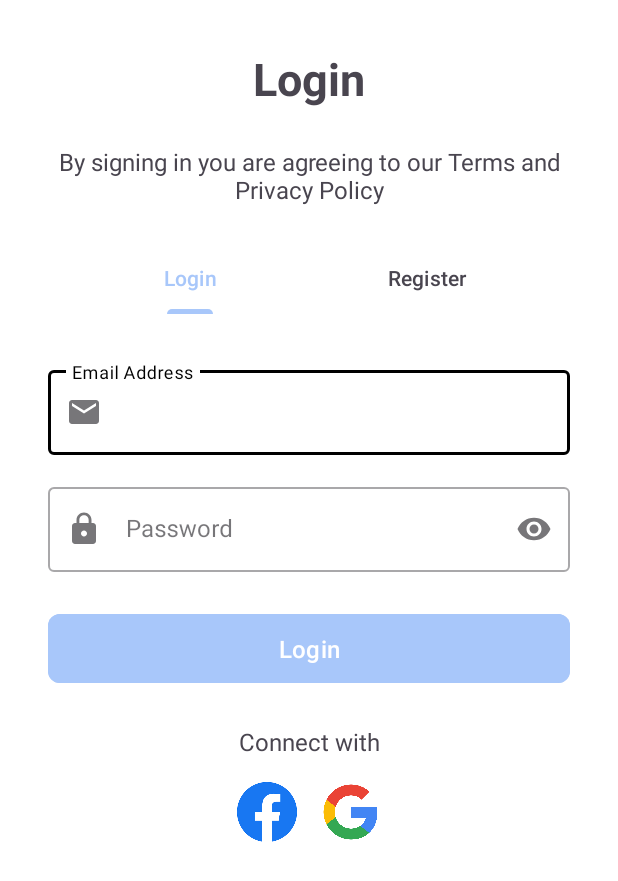
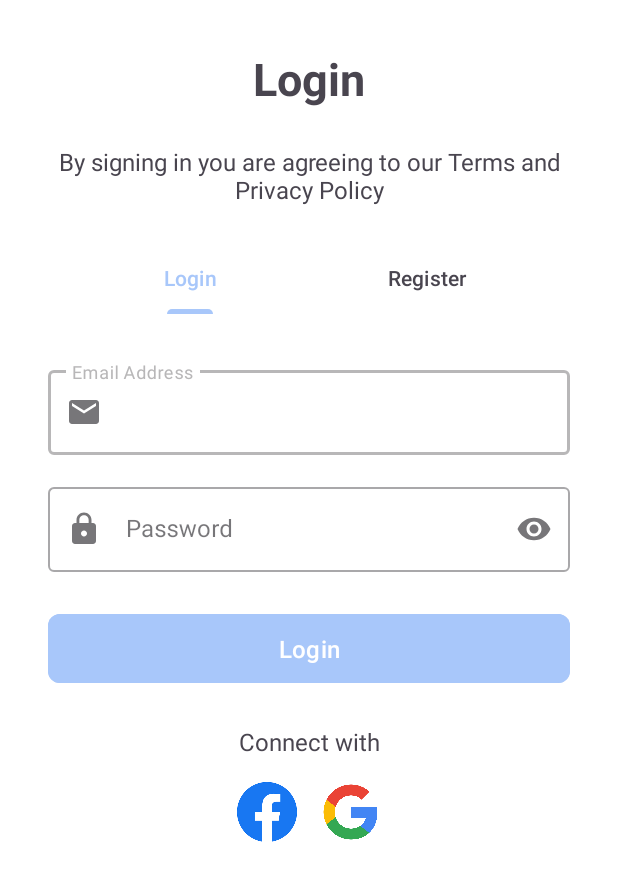
Before and after one commit to akshat-gulati/FundooNotesKotlin, an Android app: the screen it shows after launch (loginSignupActivity), on a phone screen of 412 x 824 dp. Shown: the top 881 px of the screen. Run offline under Robolectric (Android 15) with nearby library versions, the light colour scheme and no system bars; 1 statement that could not run was skipped.

Commit message:
Theme adjusted ?

```diff
--- a/app/src/main/res/values/colors.xml
+++ b/app/src/main/res/values/colors.xml
@@ -6,6 +6,7 @@
     <color name="nav_drawer_selected">#E7EFFD</color>
     <color name="nav_drawer_selected_text">#367FEA</color>
     <color name="nav_drawer_unselected_text">#3C4045</color>
+    <color name="grey">#B8B7B8</color>
 
 
 
--- a/app/src/main/res/values/themes.xml
+++ b/app/src/main/res/values/themes.xml
@@ -2,7 +2,7 @@
     <!-- Base application theme. -->
     <style name="Base.Theme.FundooNotes" parent="Theme.Material3.DayNight.NoActionBar">
         <!-- Customize your light theme here. -->
-         <item name="colorPrimary">@color/black</item>
+         <item name="colorPrimary">@color/grey</item>
         <item name="android:statusBarColor">@android:color/transparent</item>
     </style>
 
```
